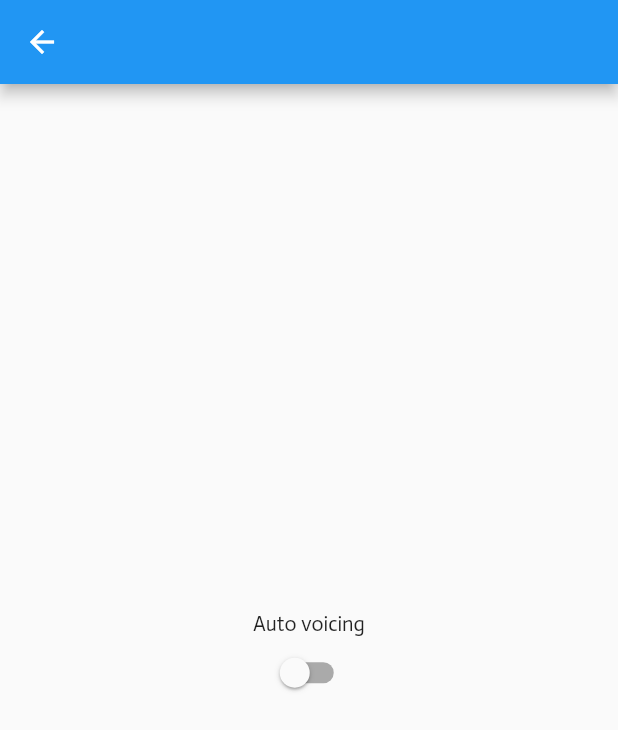
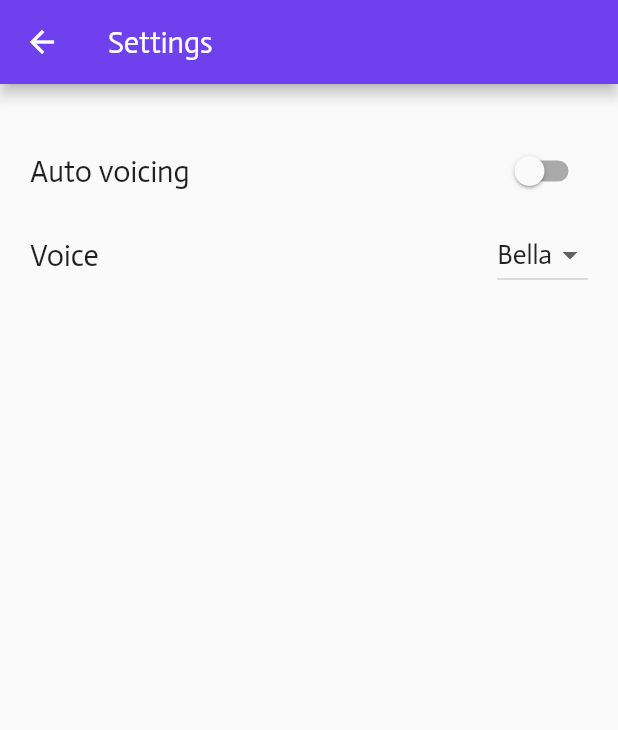
Before and after one commit to SteveChepaykin/gaiiachat, a Flutter app: the SettingsScreen screen opened directly, on a phone screen of 412 x 824 dp. Shown: the top 730 px of the screen. Run offline on Flutter 3.47's test engine with Material 2 defaults, Android fonts, the light colour scheme and no system bars; our stand-ins replace audioplayers, cloud_firestore, firebase_auth, firebase_core, firebase_dynamic_links, get and 3 more; missing offline and left inert: chat_gpt_sdk; accounts and stored records are empty.

Commit message:
made voice change

```diff
--- a/lib/controllers/firebase_controller.dart
+++ b/lib/controllers/firebase_controller.dart
@@ -244,7 +244,7 @@ class FirebaseController extends GetxController {
     var request = ChatCompleteText(
       messages: messages,
       model: kChatGptTurbo0301Model,
-      maxToken: 100,
+      maxToken: 200,
     );
 
     var completion = await openai!.onChatCompletion(request: request);
--- a/lib/controllers/http_controller.dart
+++ b/lib/controllers/http_controller.dart
@@ -1,7 +1,6 @@
 import 'dart:convert';
 import 'dart:typed_data';
-
-import 'package:gaiia_chat/models/message_model.dart';
+import 'package:gaiia_chat/controllers/sharedpref_controller.dart';
 import 'package:gaiia_chat/resources/api.dart';
 import 'package:get/get.dart';
 import 'package:http/http.dart' as http;
@@ -28,7 +27,7 @@ class HttpController extends GetxController {
   //Merlin: bmtTy0kLjUiTeam6zbRp
 
   Future<Uint8List> generateSpeechFromPhrase(String message) async {
-    var response = await http.post(Uri.parse('$baseUrl/text-to-speech/EXAVITQu4vr4xnSDxMaL'), headers: {
+    var response = await http.post(Uri.parse('$baseUrl/text-to-speech/${Get.find<SharedprefController>().voiceId}'), headers: {
       'xi-api-key': elevenLabsApiKey,
       'content-type': 'application/json',
       'accept': 'audio/mpeg',
--- a/lib/controllers/sharedpref_controller.dart
+++ b/lib/controllers/sharedpref_controller.dart
@@ -3,14 +3,17 @@ import 'package:shared_preferences/shared_preferences.dart';
 
 class SharedprefController extends GetxController {
   late bool isVoicing;
+  late String voiceId;
 
   static const String voicingKey = 'isVoicing';
+  static const String voiceKey = 'voice';
 
   late final SharedPreferences prefs;
 
   Future<void> init() async {
     prefs = await SharedPreferences.getInstance();
     isVoicing = getVoicing()!;
+    voiceId = getVoice()!;
   }
 
   Future<void> setVoicing(bool newValue) {
@@ -18,7 +21,16 @@ class SharedprefController extends GetxController {
     return prefs.setBool(voicingKey, newValue);
   }
 
+  Future<void> setVoice(String newValue) {
+    voiceId = newValue;
+    return prefs.setString(voiceKey, newValue);
+  }
+
   bool? getVoicing() {
     return prefs.containsKey(voicingKey) ? prefs.getBool(voicingKey) : false;
   }
+
+  String? getVoice() {
+    return prefs.containsKey(voiceKey) ? prefs.getString(voiceKey) : 'EXAVITQu4vr4xnSDxMaL';
+  }
 }
--- a/lib/main.dart
+++ b/lib/main.dart
@@ -1,6 +1,3 @@
-import 'dart:typed_data';
-
-import 'package:audioplayers/audioplayers.dart';
 import 'package:firebase_dynamic_links/firebase_dynamic_links.dart';
 import 'package:flutter/material.dart';
 import 'package:gaiia_chat/controllers/firebase_controller.dart';
@@ -61,7 +58,7 @@ class _MyAppState extends State<MyApp> {
         fontFamily: 'Actor'
       ),
       debugShowCheckedModeBanner: false,
-      home: Placeholder(),
+      home: const Placeholder(),
       // home: StreamBuilder<UserModel?>(
       //   stream: Get.find<FirebaseController>().currentUser$.stream,
       //   builder: (context, snapshot) {
--- a/lib/resources/api.dart
+++ b/lib/resources/api.dart
@@ -1,2 +1,2 @@
-const String apiKey = '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';
+const String apiKey = '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';
 const String elevenLabsApiKey = '7e430eb9debac16c51b09b849bc3109a';
--- a/lib/screens/account_screen.dart
+++ b/lib/screens/account_screen.dart
@@ -13,6 +13,8 @@ class AccountScreen extends StatelessWidget {
   Widget build(BuildContext context) {
     return Scaffold(
       appBar: AppBar(
+        backgroundColor: secondary,
+        title: const Text('Account'),
         actions: [
           IconButton(
             onPressed: () async {
@@ -20,7 +22,6 @@ class AccountScreen extends StatelessWidget {
             },
             icon: const Icon(
               Icons.logout,
-              color: secondary,
             ),
           ),
         ],
@@ -34,7 +35,7 @@ class AccountScreen extends StatelessWidget {
               const Text('Your email:'),
               Text(
                 fc.currentUser!.email,
-                style: TextStyle(fontSize: 20),
+                style: const TextStyle(fontSize: 20),
               ),
             ],
           ),
--- a/lib/screens/settings_screen.dart
+++ b/lib/screens/settings_screen.dart
@@ -1,33 +1,96 @@
 import 'package:flutter/material.dart';
 import 'package:gaiia_chat/controllers/sharedpref_controller.dart';
+import 'package:gaiia_chat/resources/colors.dart';
 import 'package:get/get.dart';
 
 class SettingsScreen extends StatefulWidget {
   const SettingsScreen({super.key});
 
   @override
-  State<SettingsScreen> createState() =>  SettingsScreenState();
+  State<SettingsScreen> createState() => SettingsScreenState();
 }
 
-class  SettingsScreenState extends State<SettingsScreen> {
+class SettingsScreenState extends State<SettingsScreen> {
+  List<Map<String, dynamic>> voices = [
+    {'name': 'Bella', 'id': 'EXAVITQu4vr4xnSDxMaL'},
+    {'name': 'Josh', 'id': 'TxGEqnHWrfWFTfGW9XjX'},
+  ];
+  late String currentVoice;
+
+  @override
+  void initState() {
+    currentVoice = Get.find<SharedprefController>().getVoice()!;
+    super.initState();
+  }
+
+  void setCurrentVoice(String newvoice) async {
+    setState(() {
+      currentVoice = newvoice;
+    });
+  }
+
   @override
   Widget build(BuildContext context) {
     final prefcont = Get.find<SharedprefController>();
     return Scaffold(
-      appBar: AppBar(),
-      body: Center(
+      appBar: AppBar(
+        backgroundColor: secondary,
+        title: const Text('Settings'),
+      ),
+      body: Padding(
+        padding: const EdgeInsets.only(top: 30.0, left: 20, right: 20),
         child: Column(
           mainAxisSize: MainAxisSize.min,
+          mainAxisAlignment: MainAxisAlignment.start,
           children: [
-            const Text('Auto voicing'),
-            Switch.adaptive(value: prefcont.isVoicing, onChanged: (value) {
-              setState(() {
-                prefcont.setVoicing(value);
-              });
-            })
+            functionalRow(
+              'Auto voicing',
+              Switch.adaptive(
+                value: prefcont.isVoicing,
+                activeColor: secondary,
+                onChanged: (value) {
+                  setState(() {
+                    prefcont.setVoicing(value);
+                  });
+                },
+              ),
+            ),
+            functionalRow(
+                'Voice',
+                DropdownButton<String?>(
+                  value: currentVoice,
+                  items: [
+                    ...voices.map(
+                      (e) => DropdownMenuItem(
+                        value: e['id'],
+                        child: Text(
+                          e['name'],
+                          style: const TextStyle(fontSize: 18),
+                        ),
+                      ),
+                    )
+                  ],
+                  onChanged: (value) async {
+                    await Get.find<SharedprefController>().setVoice(value!);
+                    setCurrentVoice(value);
+                  },
+                )),
           ],
         ),
       ),
     );
   }
+
+  Widget functionalRow(String label, Widget child) => Row(
+        mainAxisAlignment: MainAxisAlignment.spaceBetween,
+        children: [
+          Text(
+            label,
+            style: const TextStyle(fontSize: 20),
+          ),
+          child,
+        ],
+      ).paddingSymmetric(
+        vertical: 4,
+      );
 }
--- a/lib/widgets/message_widget.dart
+++ b/lib/widgets/message_widget.dart
@@ -59,7 +59,7 @@ class _MessageWidgetState extends State<MessageWidget> {
                 isSpeaking
                     ? const CircularProgressIndicator()
                     : IconButton(
-                      padding: EdgeInsets.all(4),
+                      padding: const EdgeInsets.all(4),
                         onPressed: () async {
                           setState(() {
                             isSpeaking = true;
--- a/lib/widgets/threedots_widget.dart
+++ b/lib/widgets/threedots_widget.dart
@@ -1,5 +1,4 @@
 import 'package:flutter/material.dart';
-import 'package:gaiia_chat/resources/colors.dart';
 
 class ThreeDots extends StatefulWidget {
   const ThreeDots({super.key});
```
